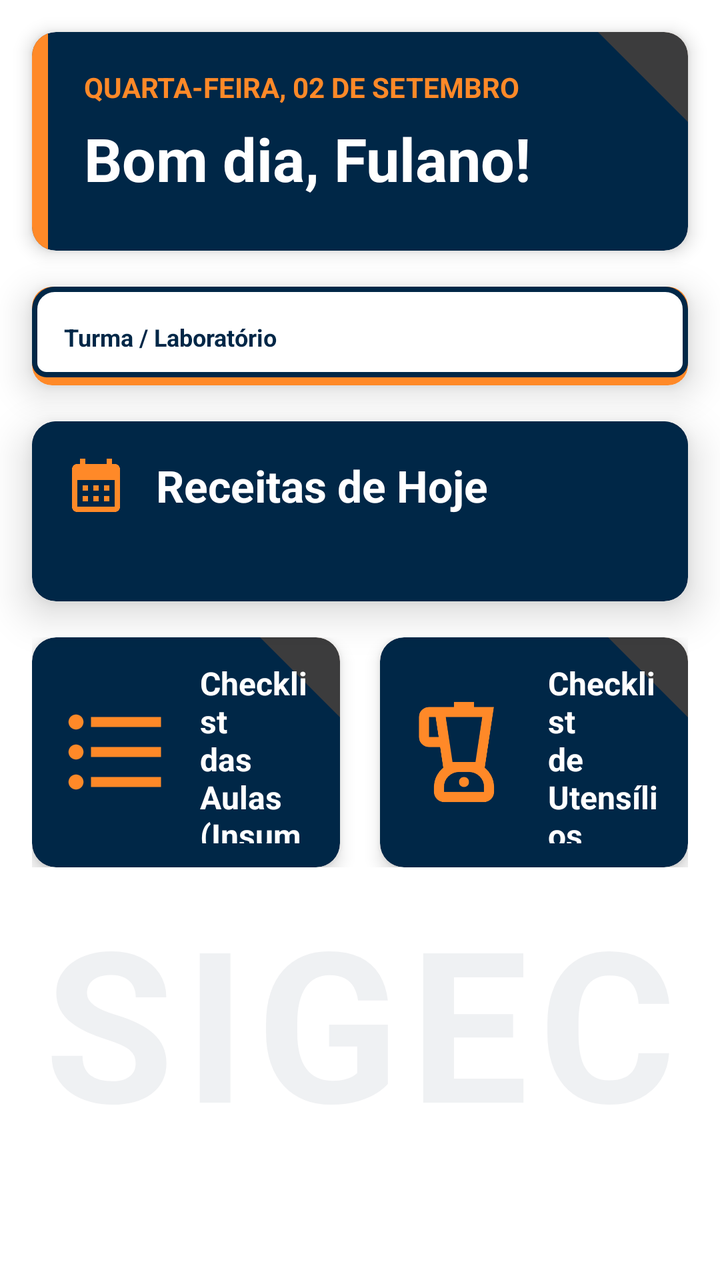
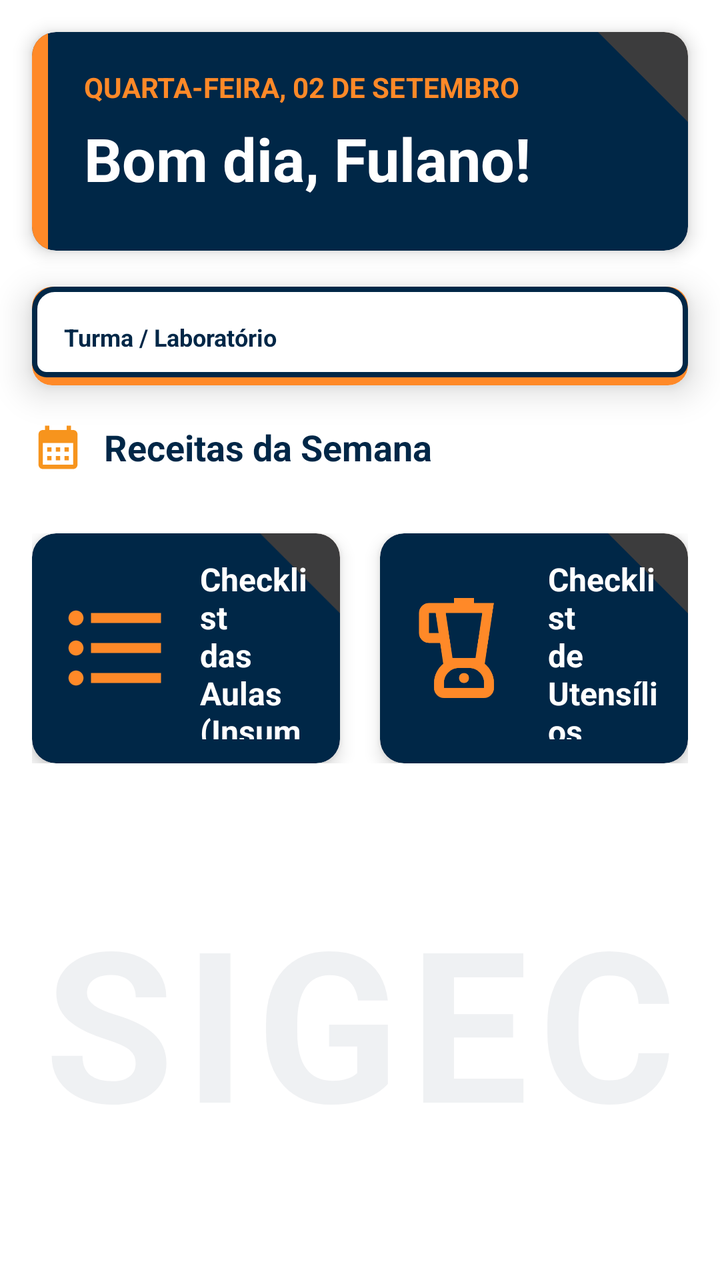

The first picture is an Android layout as it rendered before a commit; the second is the same layout after the commit. The layout source and the unified diff follow.
<!-- AndroidManifest.xml: application theme Theme.MobileSIGEC -->
<!-- res/layout/fragment_home_page.xml -->
<?xml version="1.0" encoding="utf-8"?>
<androidx.constraintlayout.widget.ConstraintLayout
    xmlns:android="http://schemas.android.com/apk/res/android"
    xmlns:app="http://schemas.android.com/apk/res-auto"
    xmlns:tools="http://schemas.android.com/tools"
    android:layout_width="match_parent"
    android:layout_height="match_parent"
    android:background="@color/white"
    tools:context=".home.HomePageFragment">

    
    <TextView
        android:layout_width="wrap_content"
        android:layout_height="wrap_content"
        android:text="SIGEC"
        android:textColor="#10002747"
        android:textSize="105sp"
        android:textStyle="bold"
        android:letterSpacing="0.05"
        app:layout_constraintBottom_toTopOf="@+id/bottomNav"
        app:layout_constraintEnd_toEndOf="parent"
        app:layout_constraintStart_toStartOf="parent"
        android:layout_marginBottom="60dp" />

    
    <ScrollView
        android:layout_width="match_parent"
        android:layout_height="0dp"
        android:fillViewport="true"
        app:layout_constraintTop_toTopOf="parent"
        app:layout_constraintBottom_toTopOf="@+id/bottomNav">

        <LinearLayout
            android:layout_width="match_parent"
            android:layout_height="wrap_content"
            android:orientation="vertical"
            android:clipToPadding="false"
            android:paddingStart="16dp"
            android:paddingEnd="16dp"
            android:paddingBottom="36dp"
            android:paddingTop="16dp">

            

            
            <androidx.cardview.widget.CardView
                android:layout_width="match_parent"
                android:layout_height="wrap_content"
                android:layout_marginBottom="18dp"
                app:cardCornerRadius="12dp"
                app:cardElevation="5dp"
                app:cardBackgroundColor="@color/primary">

                <FrameLayout
                    android:layout_width="match_parent"
                    android:layout_height="wrap_content">

                    
                    <ImageView
                        android:layout_width="45dp"
                        android:layout_height="45dp"
                        android:layout_gravity="top|end"
                        android:src="@drawable/bg_card_corner_accent" />

                    <LinearLayout
                        android:layout_width="match_parent"
                        android:layout_height="wrap_content"
                        android:orientation="horizontal"
                        android:gravity="center_vertical">

                        <View
                            android:layout_width="8dp"
                            android:layout_height="match_parent"
                            android:background="@color/secondary_container"/>

                        <LinearLayout
                            android:layout_width="0dp"
                            android:layout_height="wrap_content"
                            android:layout_weight="1"
                            android:orientation="vertical"
                            android:padding="18dp">

                            
                            <TextView
                                android:id="@+id/textDataHome"
                                android:layout_width="wrap_content"
                                android:layout_height="wrap_content"
                                android:text="QUARTA-FEIRA, 02 DE SETEMBRO"
                                android:textColor="@color/secondary_container"
                                android:textSize="14sp"
                                android:textStyle="bold" />

                            
                            <TextView
                                android:id="@+id/textSaudacao"
                                android:layout_width="wrap_content"
                                android:layout_height="wrap_content"
                                android:layout_marginTop="6dp"
                                android:layout_marginBottom="8dp"
                                android:text="Bom dia, Fulano!"
                                android:textColor="#FFFFFF"
                                android:textSize="30sp"
                                android:textStyle="bold" />

                        </LinearLayout>

                    </LinearLayout>
                </FrameLayout>
            </androidx.cardview.widget.CardView>

            
            <androidx.cardview.widget.CardView
                android:layout_width="match_parent"
                android:layout_height="wrap_content"
                android:layout_marginBottom="18dp"
                app:cardCornerRadius="10dp"
                app:cardElevation="10dp"
                android:outlineSpotShadowColor="#000000"
                android:outlineAmbientShadowColor="#000000"
                app:cardBackgroundColor="#FFFFFF">

                <LinearLayout
                    android:layout_width="match_parent"
                    android:layout_height="wrap_content"
                    android:background="@drawable/bg_spinner_outline"
                    android:gravity="center_vertical"
                    android:orientation="horizontal"
                    android:paddingStart="16dp"
                    android:paddingTop="14dp"
                    android:paddingEnd="16dp"
                    android:paddingBottom="16dp">

                    <LinearLayout
                        android:layout_width="0dp"
                        android:layout_height="wrap_content"
                        android:layout_weight="1"
                        android:orientation="vertical">

                        <TextView
                            android:layout_width="wrap_content"
                            android:layout_height="wrap_content"
                            android:layout_marginTop="3dp"
                            android:text="Turma / Laboratório"
                            android:textColor="@color/primary"
                            android:textSize="12sp"
                            android:textStyle="bold" />

                        
                        <Spinner
                            android:id="@+id/spinnerTurmasHome"
                            android:layout_width="match_parent"
                            android:layout_height="wrap_content"
                            android:background="@null"
                            android:popupBackground="@drawable/bg_spinner_popup" />
                    </LinearLayout>

                </LinearLayout>
            </androidx.cardview.widget.CardView>

            
            <androidx.cardview.widget.CardView
                android:id="@+id/card_receitas_hoje"
                android:clickable="true"
                android:focusable="true"
                android:foreground="?attr/selectableItemBackground"
                android:layout_width="match_parent"
                android:layout_height="wrap_content"
                android:layout_marginBottom="18dp"
                app:cardCornerRadius="12dp"
                app:cardElevation="12dp"
                android:outlineSpotShadowColor="#000000"
                android:outlineAmbientShadowColor="#000000"
                app:cardBackgroundColor="@color/primary">

                <FrameLayout
                    android:layout_width="match_parent"
                    android:layout_height="wrap_content">

                    <ImageView
                        android:layout_width="45dp"
                        android:layout_height="45dp"
                        android:layout_gravity="top|end"
                        android:src="@drawable/bg_card_corner_accent"
                        app:tint="#40000000"/>

                    <LinearLayout
                        android:layout_width="match_parent"
                        android:layout_height="wrap_content"
                        android:orientation="vertical"
                        android:paddingBottom="10dp">

                        
                        <LinearLayout
                            android:layout_width="match_parent"
                            android:layout_height="wrap_content"
                            android:background="@color/primary"
                            android:padding="16dp"
                            android:gravity="center_vertical">

                            <ImageView
                                android:layout_width="32dp"
                                android:layout_height="32dp"
                                android:src="@drawable/ic_calendar"
                                app:tint="@color/secondary_container" />

                            <TextView
                                android:layout_width="0dp"
                                android:layout_height="wrap_content"
                                android:layout_weight="1"
                                android:layout_marginStart="14dp"
                                android:text="Receitas de Hoje"
                                android:textColor="#FFFFFF"
                                android:textSize="22sp"
                                android:textStyle="bold" />

                        </LinearLayout>

                        
                        <LinearLayout
                            android:id="@+id/container_receitas"
                            android:layout_width="match_parent"
                            android:layout_height="wrap_content"
                            android:orientation="vertical"
                            android:padding="8dp" />

                    </LinearLayout>
                </FrameLayout>
            </androidx.cardview.widget.CardView>

            
            <LinearLayout
                android:layout_width="match_parent"
                android:layout_height="wrap_content"
                android:orientation="horizontal"
                android:baselineAligned="false">

                
                <androidx.cardview.widget.CardView
                    android:id="@+id/card_checklist_insumos"
                    android:clickable="true"
                    android:focusable="true"
                    android:foreground="?attr/selectableItemBackground"
                    android:layout_width="0dp"
                    android:layout_height="115dp"
                    android:layout_weight="1"
                    android:layout_marginEnd="10dp"
                    app:cardCornerRadius="12dp"
                    app:cardElevation="5dp"
                    app:cardBackgroundColor="@color/primary">

                    <FrameLayout
                        android:layout_width="match_parent"
                        android:layout_height="match_parent">

                        <ImageView
                            android:layout_width="40dp"
                            android:layout_height="40dp"
                            android:layout_gravity="top|end"
                            android:src="@drawable/bg_card_corner_accent" />

                        <LinearLayout
                            android:layout_width="match_parent"
                            android:layout_height="match_parent"
                            android:gravity="center"
                            android:padding="12dp"
                            android:orientation="horizontal">
                            <ImageView
                                android:layout_width="60dp"
                                android:layout_height="60dp"
                                android:src="@drawable/ic_list"
                                app:tint="@color/secondary_container"/>
                            <TextView
                                android:layout_width="wrap_content"
                                android:layout_height="wrap_content"
                                android:layout_marginStart="12dp"
                                android:text="Checklist\ndas Aulas\n(Insumos)"
                                android:textColor="#FFFFFF"
                                android:textSize="16sp"
                                android:textStyle="bold"/>
                        </LinearLayout>
                    </FrameLayout>
                </androidx.cardview.widget.CardView>

                
                <androidx.cardview.widget.CardView
                    android:id="@+id/card_checklist_utensilios"
                    android:clickable="true"
                    android:focusable="true"
                    android:foreground="?attr/selectableItemBackground"
                    android:layout_width="0dp"
                    android:layout_height="115dp"
                    android:layout_weight="1"
                    android:layout_marginStart="10dp"
                    app:cardCornerRadius="12dp"
                    app:cardElevation="5dp"
                    app:cardBackgroundColor="@color/primary">

                    <FrameLayout
                        android:layout_width="match_parent"
                        android:layout_height="match_parent">

                        <ImageView
                            android:layout_width="40dp"
                            android:layout_height="40dp"
                            android:layout_gravity="top|end"
                            android:src="@drawable/bg_card_corner_accent" />

                        <LinearLayout
                            android:layout_width="match_parent"
                            android:layout_height="match_parent"
                            android:gravity="center"
                            android:padding="12dp"
                            android:orientation="horizontal">
                            <ImageView
                                android:layout_width="60dp"
                                android:layout_height="60dp"
                                android:src="@drawable/ic_blender"
                                app:tint="@color/secondary_container"/>
                            <TextView
                                android:layout_width="wrap_content"
                                android:layout_height="wrap_content"
                                android:layout_marginStart="12dp"
                                android:text="Checklist\nde\nUtensílios"
                                android:textColor="#FFFFFF"
                                android:textSize="16sp"
                                android:textStyle="bold"/>
                        </LinearLayout>
                    </FrameLayout>
                </androidx.cardview.widget.CardView>
            </LinearLayout>

        </LinearLayout>
    </ScrollView>

    
    <LinearLayout
        android:id="@+id/bottomNav"
        android:layout_width="match_parent"
        android:layout_height="wrap_content"
        android:background="@color/primary"
        android:orientation="vertical"
        app:layout_constraintBottom_toBottomOf="parent">

        
        <View
            android:id="@+id/systemBarSpacer"
            android:layout_width="match_parent"
            android:layout_height="0dp" />

    </LinearLayout>

</androidx.constraintlayout.widget.ConstraintLayout>
<!-- resources referenced by this layout -->
<resources>
  <color name="primary">#002747</color>
  <color name="secondary_container">#ff8928</color>
  <color name="white">#FFFFFFFF</color>
  <!-- drawable bg_card_corner_accent (drawable) -->
  <?xml version="1.0" encoding="utf-8"?>
  <vector xmlns:android="http://schemas.android.com/apk/res/android"
      android:width="45dp"
      android:height="45dp"
      android:viewportWidth="45"
      android:viewportHeight="45">
  
      
      <path
          android:fillColor="#40ED7B23"
          android:pathData="M0,0 L45,0 L45,45 Z" />
  </vector>
  <!-- drawable bg_spinner_outline (drawable) -->
  <?xml version="1.0" encoding="utf-8"?>
  <layer-list xmlns:android="http://schemas.android.com/apk/res/android">
      
      <item>
          <shape android:shape="rectangle">
              <corners android:radius="10dp" />
              <solid android:color="@color/secondary_container" />
          </shape>
      </item>
  
      
      <item android:bottom="4dp">
          <shape android:shape="rectangle">
              <corners
                  android:topLeftRadius="10dp"
                  android:topRightRadius="10dp"
                  android:bottomLeftRadius="6dp"
                  android:bottomRightRadius="6dp" />
              <solid android:color="#FFFFFF" />
              <stroke
                  android:width="2.5dp"
                  android:color="@color/primary" />
          </shape>
      </item>
  </layer-list>
  <!-- drawable bg_spinner_popup (drawable) -->
  <?xml version="1.0" encoding="utf-8"?>
  <shape xmlns:android="http://schemas.android.com/apk/res/android">
      
      <solid android:color="#FFFFFF" />
      
      <corners android:radius="12dp" />
      
      <padding android:left="4dp" android:top="4dp" android:right="4dp" android:bottom="4dp" />
  </shape>
  <!-- drawable ic_calendar (drawable) -->
  <vector xmlns:android="http://schemas.android.com/apk/res/android" android:height="24dp" android:tint="#000000" android:viewportHeight="24" android:viewportWidth="24" android:width="24dp">
        
      <path android:fillColor="@android:color/white" android:pathData="M19,4h-1V2h-2v2H8V2H6v2H5C3.89,4 3.01,4.9 3.01,6L3,20c0,1.1 0.89,2 2,2h14c1.1,0 2,-0.9 2,-2V6C21,4.9 20.1,4 19,4zM19,20H5V10h14V20zM9,14H7v-2h2V14zM13,14h-2v-2h2V14zM17,14h-2v-2h2V14zM9,18H7v-2h2V18zM13,18h-2v-2h2V18zM17,18h-2v-2h2V18z"/>
      
  </vector>
  <!-- drawable ic_list (drawable) -->
  <vector xmlns:android="http://schemas.android.com/apk/res/android" android:autoMirrored="true" android:height="24dp" android:tint="#000000" android:viewportHeight="24" android:viewportWidth="24" android:width="24dp">
        
      <path android:fillColor="@android:color/white" android:pathData="M4,10.5c-0.83,0 -1.5,0.67 -1.5,1.5s0.67,1.5 1.5,1.5 1.5,-0.67 1.5,-1.5 -0.67,-1.5 -1.5,-1.5zM4,4.5c-0.83,0 -1.5,0.67 -1.5,1.5S3.17,7.5 4,7.5 5.5,6.83 5.5,6 4.83,4.5 4,4.5zM4,16.5c-0.83,0 -1.5,0.68 -1.5,1.5s0.68,1.5 1.5,1.5 1.5,-0.68 1.5,-1.5 -0.67,-1.5 -1.5,-1.5zM7,19h14v-2L7,17v2zM7,13h14v-2L7,11v2zM7,5v2h14L21,5L7,5z"/>
      
  </vector>
  <style name="Theme.MobileSIGEC" parent="Theme.Material3.DayNight.NoActionBar">
          
          <item name="colorPrimary">@color/senac_blue</item>
          <item name="colorOnPrimary">@color/white</item>
          <item name="colorPrimaryContainer">@color/senac_blue</item>
          <item name="colorOnPrimaryContainer">@color/white</item>
  
          
          <item name="colorSecondary">@color/senac_orange</item>
          <item name="colorOnSecondary">@color/white</item>
          <item name="colorSecondaryContainer">@color/senac_orange</item>
          <item name="colorOnSecondaryContainer">@color/white</item>
  
          
          <item name="android:statusBarColor">@color/senac_blue</item>
          <item name="android:windowLightStatusBar">false</item>
          
      </style>
  <color name="senac_blue">#002747</color>
  <color name="senac_orange">#F7941D</color>
  <!-- unchanged entries left out for length: 1 -->
</resources>

<!-- the commit's change to res/layout/fragment_home_page.xml (unified diff, before → after) -->
@@ -158,74 +158,50 @@
             </androidx.cardview.widget.CardView>
 
             
-            <androidx.cardview.widget.CardView
-                android:id="@+id/card_receitas_hoje"
-                android:clickable="true"
-                android:focusable="true"
-                android:foreground="?attr/selectableItemBackground"
+            <LinearLayout
                 android:layout_width="match_parent"
                 android:layout_height="wrap_content"
                 android:layout_marginBottom="18dp"
-                app:cardCornerRadius="12dp"
-                app:cardElevation="12dp"
-                android:outlineSpotShadowColor="#000000"
-                android:outlineAmbientShadowColor="#000000"
-                app:cardBackgroundColor="@color/primary">
-
-                <FrameLayout
+                android:orientation="vertical">
+
+                
+                <LinearLayout
+                    android:id="@+id/card_receitas_hoje"
                     android:layout_width="match_parent"
-                    android:layout_height="wrap_content">
+                    android:layout_height="wrap_content"
+                    android:layout_marginBottom="12dp"
+                    android:clickable="true"
+                    android:focusable="true"
+                    android:foreground="?attr/selectableItemBackground"
+                    android:gravity="center_vertical"
+                    android:orientation="horizontal">
 
                     <ImageView
-                        android:layout_width="45dp"
-                        android:layout_height="45dp"
-                        android:layout_gravity="top|end"
-                        android:src="@drawable/bg_card_corner_accent"
-                        app:tint="#40000000"/>
-
-                    <LinearLayout
-                        android:layout_width="match_parent"
+                        android:layout_width="26dp"
+                        android:layout_height="26dp"
+                        android:contentDescription="@string/app_name"
+                        android:src="@drawable/ic_calendar"
+                        app:tint="#F7941D" />
+
+                    <TextView
+                        android:layout_width="wrap_content"
                         android:layout_height="wrap_content"
-                        android:orientation="vertical"
-                        android:paddingBottom="10dp">
-
-                        
-                        <LinearLayout
-                            android:layout_width="match_parent"
-                            android:layout_height="wrap_content"
-                            android:background="@color/primary"
-                            android:padding="16dp"
-                            android:gravity="center_vertical">
-
-                            <ImageView
-                                android:layout_width="32dp"
-                                android:layout_height="32dp"
-                                android:src="@drawable/ic_calendar"
-                                app:tint="@color/secondary_container" />
-
-                            <TextView
-                                android:layout_width="0dp"
-                                android:layout_height="wrap_content"
-                                android:layout_weight="1"
-                                android:layout_marginStart="14dp"
-                                android:text="Receitas de Hoje"
-                                android:textColor="#FFFFFF"
-                                android:textSize="22sp"
-                                android:textStyle="bold" />
-
-                        </LinearLayout>
-
-                        
-                        <LinearLayout
-                            android:id="@+id/container_receitas"
-                            android:layout_width="match_parent"
-                            android:layout_height="wrap_content"
-                            android:orientation="vertical"
-                            android:padding="8dp" />
-
-                    </LinearLayout>
-                </FrameLayout>
-            </androidx.cardview.widget.CardView>
+                        android:layout_marginStart="10dp"
+                        android:text="Receitas da Semana"
+                        android:textColor="#002747"
+                        android:textSize="18sp"
+                        android:textStyle="bold" />
+
+                </LinearLayout>
+
+                
+                <LinearLayout
+                    android:id="@+id/container_receitas"
+                    android:layout_width="match_parent"
+                    android:layout_height="wrap_content"
+                    android:orientation="vertical" />
+
+            </LinearLayout>
 
             
             <LinearLayout
<!-- resource entries referenced after the edit -->
@@ -64,6 +64,7 @@
       <path android:fillColor="@android:color/white" android:pathData="M4,10.5c-0.83,0 -1.5,0.67 -1.5,1.5s0.67,1.5 1.5,1.5 1.5,-0.67 1.5,-1.5 -0.67,-1.5 -1.5,-1.5zM4,4.5c-0.83,0 -1.5,0.67 -1.5,1.5S3.17,7.5 4,7.5 5.5,6.83 5.5,6 4.83,4.5 4,4.5zM4,16.5c-0.83,0 -1.5,0.68 -1.5,1.5s0.68,1.5 1.5,1.5 1.5,-0.68 1.5,-1.5 -0.67,-1.5 -1.5,-1.5zM7,19h14v-2L7,17v2zM7,13h14v-2L7,11v2zM7,5v2h14L21,5L7,5z"/>
       
   </vector>
+  <string name="app_name">mobileSIGEC</string>
   <style name="Theme.MobileSIGEC" parent="Theme.Material3.DayNight.NoActionBar">
           
           <item name="colorPrimary">@color/senac_blue</item>
